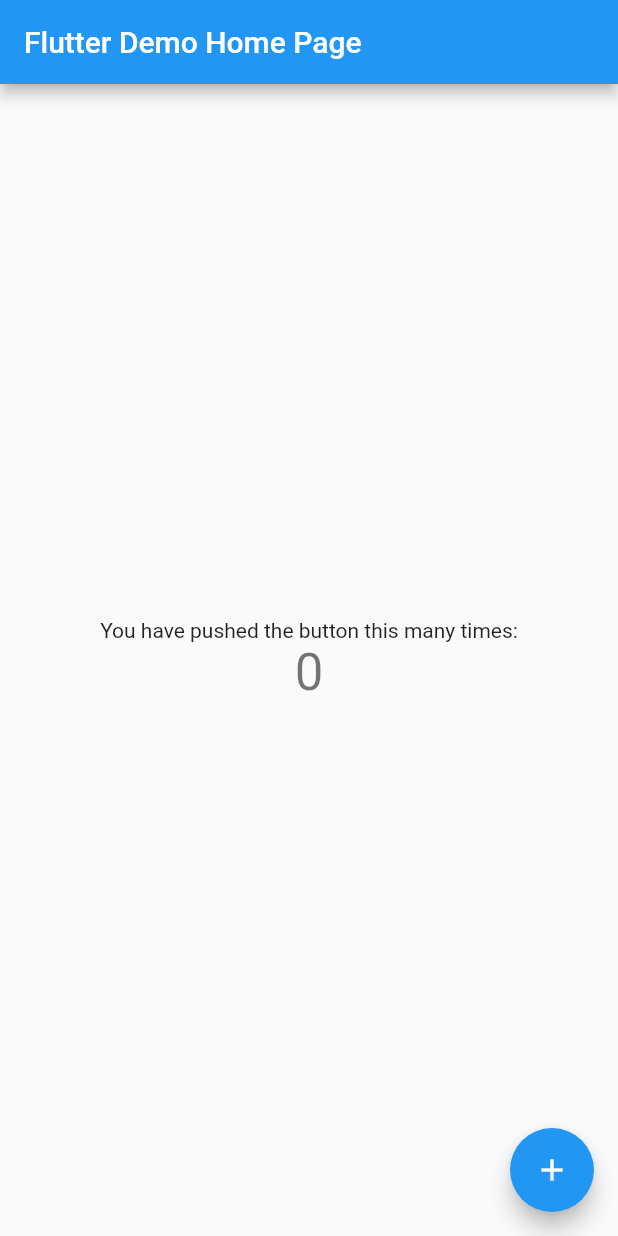
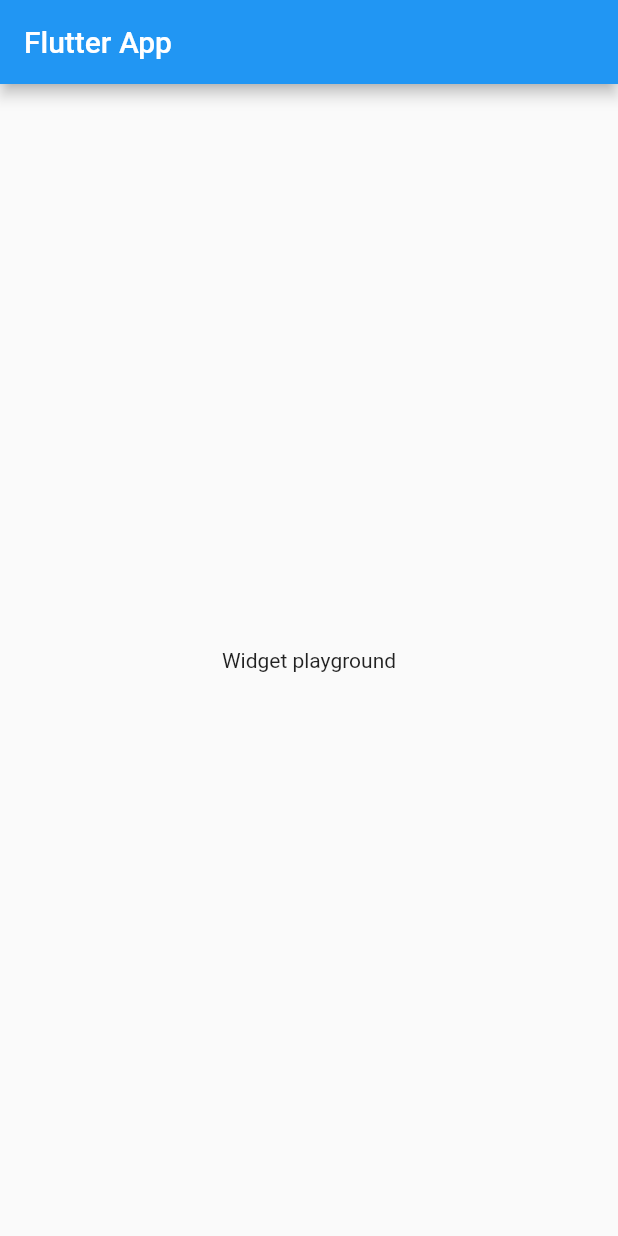
Before and after one commit to kali-dass/flutter_expenses_app_v2, a Flutter app: the screen it shows after launch, on a phone screen of 412 x 824 dp. Run offline on Flutter 3.47's test engine with Material 2 defaults, Android fonts, the light colour scheme and no system bars.

Commit message:
simple stateless widget

```diff
--- a/lib/main.dart
+++ b/lib/main.dart
@@ -13,103 +13,23 @@
     return MaterialApp(
       title: 'Flutter Demo',
       theme: ThemeData(
-        // This is the theme of your application.
-        //
-        // Try running your application with "flutter run". You'll see the
-        // application has a blue toolbar. Then, without quitting the app, try
-        // changing the primarySwatch below to Colors.green and then invoke
-        // "hot reload" (press "r" in the console where you ran "flutter run",
-        // or simply save your changes to "hot reload" in a Flutter IDE).
-        // Notice that the counter didn't reset back to zero; the application
-        // is not restarted.
         primarySwatch: Colors.blue,
       ),
-      home: const MyHomePage(title: 'Flutter Demo Home Page'),
+      home: MyHomePage(),
     );
   }
 }
 
-class MyHomePage extends StatefulWidget {
-  const MyHomePage({super.key, required this.title});
-
-  // This widget is the home page of your application. It is stateful, meaning
-  // that it has a State object (defined below) that contains fields that affect
-  // how it looks.
-
-  // This class is the configuration for the state. It holds the values (in this
-  // case the title) provided by the parent (in this case the App widget) and
-  // used by the build method of the State. Fields in a Widget subclass are
-  // always marked "final".
-
-  final String title;
-
-  @override
-  State<MyHomePage> createState() => _MyHomePageState();
-}
-
-class _MyHomePageState extends State<MyHomePage> {
-  int _counter = 0;
-
-  void _incrementCounter() {
-    setState(() {
-      // This call to setState tells the Flutter framework that something has
-      // changed in this State, which causes it to rerun the build method below
-      // so that the display can reflect the updated values. If we changed
-      // _counter without calling setState(), then the build method would not be
-      // called again, and so nothing would appear to happen.
-      _counter++;
-    });
-  }
-
+class MyHomePage extends StatelessWidget {
   @override
   Widget build(BuildContext context) {
-    // This method is rerun every time setState is called, for instance as done
-    // by the _incrementCounter method above.
-    //
-    // The Flutter framework has been optimized to make rerunning build methods
-    // fast, so that you can just rebuild anything that needs updating rather
-    // than having to individually change instances of widgets.
     return Scaffold(
       appBar: AppBar(
-        // Here we take the value from the MyHomePage object that was created by
-        // the App.build method, and use it to set our appbar title.
-        title: Text(widget.title),
+        title: Text('Flutter App'),
       ),
       body: Center(
-        // Center is a layout widget. It takes a single child and positions it
-        // in the middle of the parent.
-        child: Column(
-          // Column is also a layout widget. It takes a list of children and
-          // arranges them vertically. By default, it sizes itself to fit its
-          // children horizontally, and tries to be as tall as its parent.
-          //
-          // Invoke "debug painting" (press "p" in the console, choose the
-          // "Toggle Debug Paint" action from the Flutter Inspector in Android
-          // Studio, or the "Toggle Debug Paint" command in Visual Studio Code)
-          // to see the wireframe for each widget.
-          //
-          // Column has various properties to control how it sizes itself and
-          // how it positions its children. Here we use mainAxisAlignment to
-          // center the children vertically; the main axis here is the vertical
-          // axis because Columns are vertical (the cross axis would be
-          // horizontal).
-          mainAxisAlignment: MainAxisAlignment.center,
-          children: <Widget>[
-            const Text(
-              'You have pushed the button this many times:',
-            ),
-            Text(
-              '$_counter',
-              style: Theme.of(context).textTheme.headlineMedium,
-            ),
-          ],
-        ),
+        child: Text('Widget playground'),
       ),
-      floatingActionButton: FloatingActionButton(
-        onPressed: _incrementCounter,
-        tooltip: 'Increment',
-        child: const Icon(Icons.add),
-      ), // This trailing comma makes auto-formatting nicer for build methods.
     );
   }
 }
```
